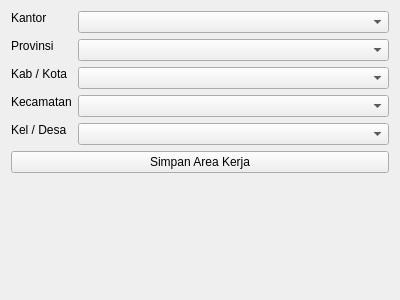
Before: the Qt Designer form ui/workpanel/tab_lokasi.ui in nyanyaon/GeoKKP-GIS, drawn with Qt 5.
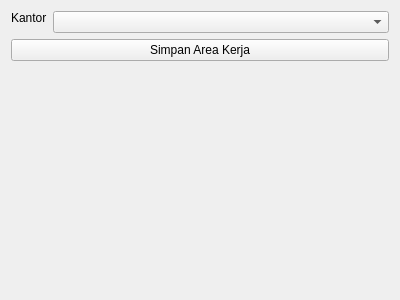
After: the same form once the commit is applied.

Commit message: remove lokasi locking

```diff
--- a/ui/workpanel/tab_lokasi.ui
+++ b/ui/workpanel/tab_lokasi.ui
@@ -34,70 +34,6 @@
        <item row="0" column="1">
         <widget class="QComboBox" name="combo_kantor"/>
        </item>
-       <item row="1" column="0">
-        <widget class="QLabel" name="label_8">
-         <property name="sizePolicy">
-          <sizepolicy hsizetype="Preferred" vsizetype="Fixed">
-           <horstretch>0</horstretch>
-           <verstretch>0</verstretch>
-          </sizepolicy>
-         </property>
-         <property name="text">
-          <string>Provinsi</string>
-         </property>
-        </widget>
-       </item>
-       <item row="1" column="1">
-        <widget class="QComboBox" name="combo_provinsi"/>
-       </item>
-       <item row="2" column="1">
-        <widget class="QComboBox" name="combo_kabupaten"/>
-       </item>
-       <item row="3" column="0">
-        <widget class="QLabel" name="label_42">
-         <property name="sizePolicy">
-          <sizepolicy hsizetype="Preferred" vsizetype="Fixed">
-           <horstretch>0</horstretch>
-           <verstretch>0</verstretch>
-          </sizepolicy>
-         </property>
-         <property name="text">
-          <string>Kecamatan</string>
-         </property>
-        </widget>
-       </item>
-       <item row="3" column="1">
-        <widget class="QComboBox" name="combo_kecamatan"/>
-       </item>
-       <item row="4" column="0">
-        <widget class="QLabel" name="label_43">
-         <property name="sizePolicy">
-          <sizepolicy hsizetype="Preferred" vsizetype="Fixed">
-           <horstretch>0</horstretch>
-           <verstretch>0</verstretch>
-          </sizepolicy>
-         </property>
-         <property name="text">
-          <string>Kel / Desa</string>
-         </property>
-        </widget>
-       </item>
-       <item row="4" column="1">
-        <widget class="QComboBox" name="combo_kelurahan"/>
-       </item>
-       <item row="2" column="0">
-        <widget class="QLabel" name="label_9">
-         <property name="sizePolicy">
-          <sizepolicy hsizetype="Preferred" vsizetype="Fixed">
-           <horstretch>0</horstretch>
-           <verstretch>0</verstretch>
-          </sizepolicy>
-         </property>
-         <property name="text">
-          <string>Kab / Kota</string>
-         </property>
-        </widget>
-       </item>
       </layout>
      </item>
      <item row="1" column="0">
```
The commit also changes 4 other files.
